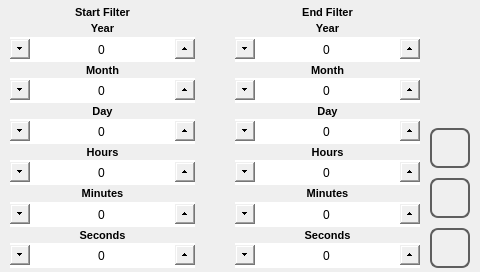
The window that qt_templates/ATCM-template-project/store_filter.ui (MECTsrl/mect_plugins) describes before a commit, drawn with Qt 5.
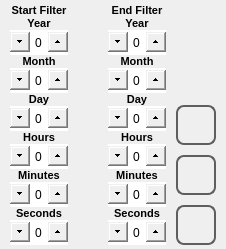
The same window after the commit. Icons and pictures are not drawn.

```diff
--- a/qt_templates/ATCM-template-project/store_filter.ui
+++ b/qt_templates/ATCM-template-project/store_filter.ui
@@ -6,8 +6,7 @@
    <rect>
     <x>0</x>
     <y>0</y>
-    <width>480</width>
-    <height>272</height>
+    %Model%
    </rect>
   </property>
   <property name="minimumSize">
```
